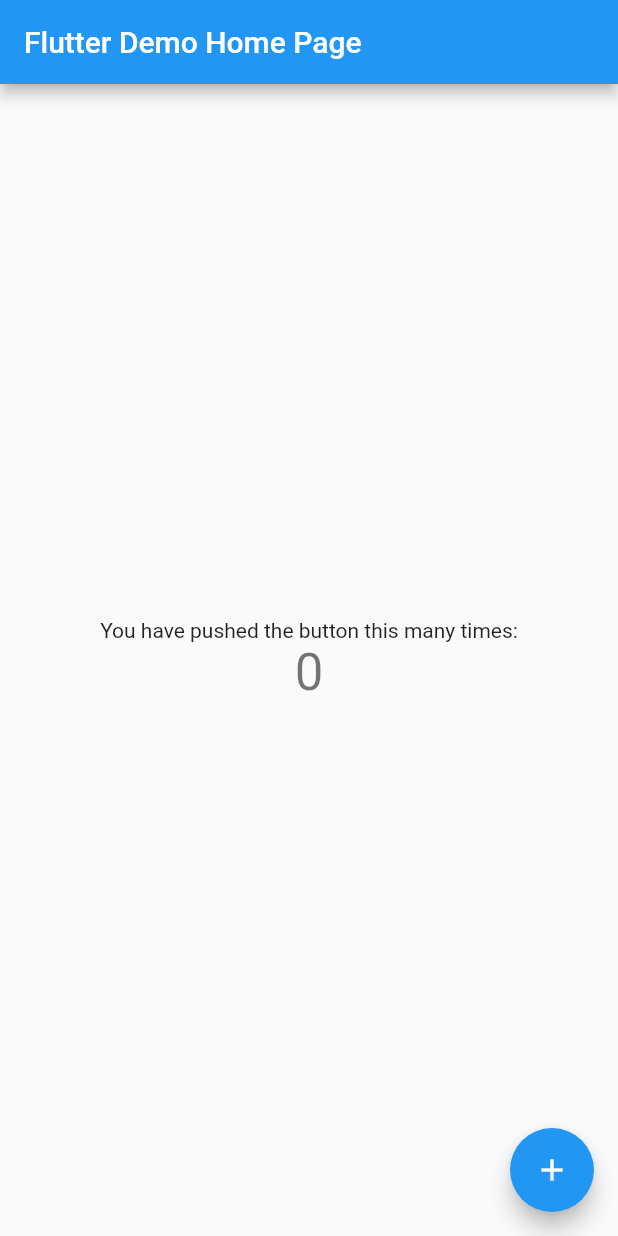
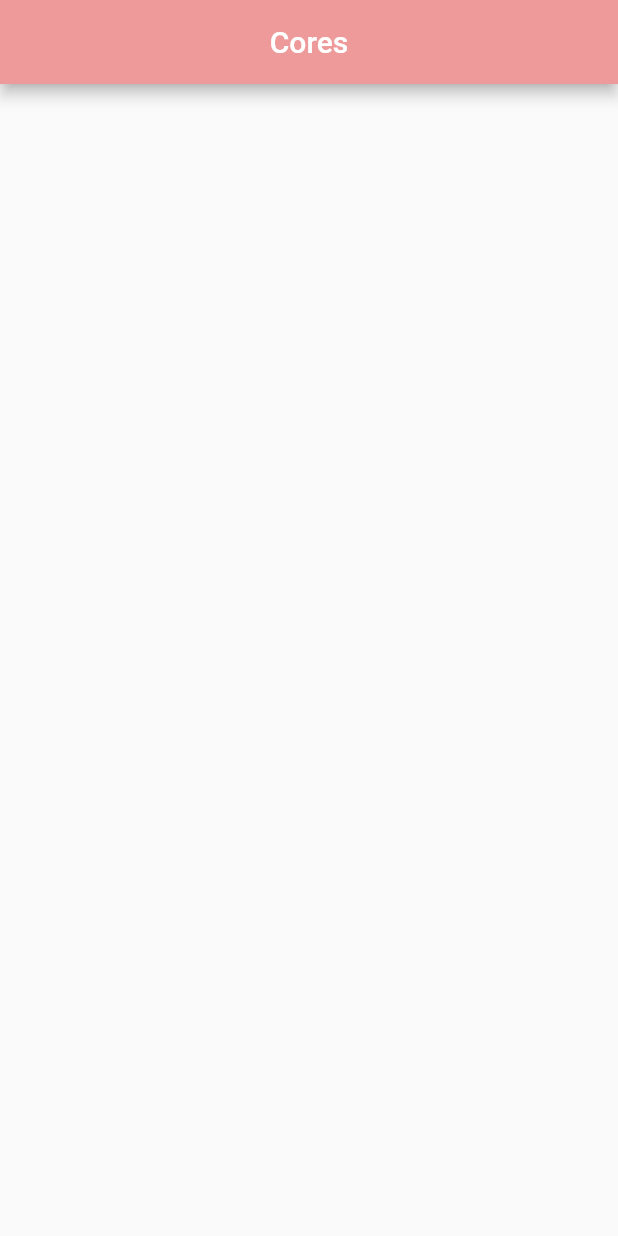
Before and after one commit to leoragassio/app-mobile-4semestre, a Flutter app: the screen it shows after launch, on a phone screen of 412 x 824 dp. Run offline on Flutter 3.47's test engine with Material 2 defaults, Android fonts, the phone set to English and light mode, and no system bars.

Commit message:
Primeiro Código

```diff
--- a/app1/lib/main.dart
+++ b/app1/lib/main.dart
@@ -1,115 +1,22 @@
 import 'package:flutter/material.dart';
 
-void main() {
-  runApp(const MyApp());
-}
+void main() => runApp(Cores());
 
-class MyApp extends StatelessWidget {
-  const MyApp({super.key});
+class Cores extends StatelessWidget {
+  const Cores({super.key});
 
-  // This widget is the root of your application.
   @override
   Widget build(BuildContext context) {
     return MaterialApp(
-      title: 'Flutter Demo',
-      theme: ThemeData(
-        // This is the theme of your application.
-        //
-        // Try running your application with "flutter run". You'll see the
-        // application has a blue toolbar. Then, without quitting the app, try
-        // changing the primarySwatch below to Colors.green and then invoke
-        // "hot reload" (press "r" in the console where you ran "flutter run",
-        // or simply save your changes to "hot reload" in a Flutter IDE).
-        // Notice that the counter didn't reset back to zero; the application
-        // is not restarted.
-        primarySwatch: Colors.blue,
+      title: 'Cores',
+      home: Scaffold(
+        appBar: AppBar(
+          title: Text('Cores'),
+          backgroundColor: Colors.red[200],
+          centerTitle: true,
+        ),
       ),
-      home: const MyHomePage(title: 'Flutter Demo Home Page'),
     );
   }
 }
-
-class MyHomePage extends StatefulWidget {
-  const MyHomePage({super.key, required this.title});
-
-  // This widget is the home page of your application. It is stateful, meaning
-  // that it has a State object (defined below) that contains fields that affect
-  // how it looks.
-
-  // This class is the configuration for the state. It holds the values (in this
-  // case the title) provided by the parent (in this case the App widget) and
-  // used by the build method of the State. Fields in a Widget subclass are
-  // always marked "final".
-
-  final String title;
-
-  @override
-  State<MyHomePage> createState() => _MyHomePageState();
-}
-
-class _MyHomePageState extends State<MyHomePage> {
-  int _counter = 0;
-
-  void _incrementCounter() {
-    setState(() {
-      // This call to setState tells the Flutter framework that something has
-      // changed in this State, which causes it to rerun the build method below
-      // so that the display can reflect the updated values. If we changed
-      // _counter without calling setState(), then the build method would not be
-      // called again, and so nothing would appear to happen.
-      _counter++;
-    });
-  }
-
-  @override
-  Widget build(BuildContext context) {
-    // This method is rerun every time setState is called, for instance as done
-    // by the _incrementCounter method above.
-    //
-    // The Flutter framework has been optimized to make rerunning build methods
-    // fast, so that you can just rebuild anything that needs updating rather
-    // than having to individually change instances of widgets.
-    return Scaffold(
-      appBar: AppBar(
-        // Here we take the value from the MyHomePage object that was created by
-        // the App.build method, and use it to set our appbar title.
-        title: Text(widget.title),
-      ),
-      body: Center(
-        // Center is a layout widget. It takes a single child and positions it
-        // in the middle of the parent.
-        child: Column(
-          // Column is also a layout widget. It takes a list of children and
-          // arranges them vertically. By default, it sizes itself to fit its
-          // children horizontally, and tries to be as tall as its parent.
-          //
-          // Invoke "debug painting" (press "p" in the console, choose the
-          // "Toggle Debug Paint" action from the Flutter Inspector in Android
-          // Studio, or the "Toggle Debug Paint" command in Visual Studio Code)
-          // to see the wireframe for each widget.
-          //
-          // Column has various properties to control how it sizes itself and
-          // how it positions its children. Here we use mainAxisAlignment to
-          // center the children vertically; the main axis here is the vertical
-          // axis because Columns are vertical (the cross axis would be
-          // horizontal).
-          mainAxisAlignment: MainAxisAlignment.center,
-          children: <Widget>[
-            const Text(
-              'You have pushed the button this many times:',
-            ),
-            Text(
-              '$_counter',
-              style: Theme.of(context).textTheme.headline4,
-            ),
-          ],
-        ),
-      ),
-      floatingActionButton: FloatingActionButton(
-        onPressed: _incrementCounter,
-        tooltip: 'Increment',
-        child: const Icon(Icons.add),
-      ), // This trailing comma makes auto-formatting nicer for build methods.
-    );
-  }
-}
+//Parei no video 8  da PlayList
```
